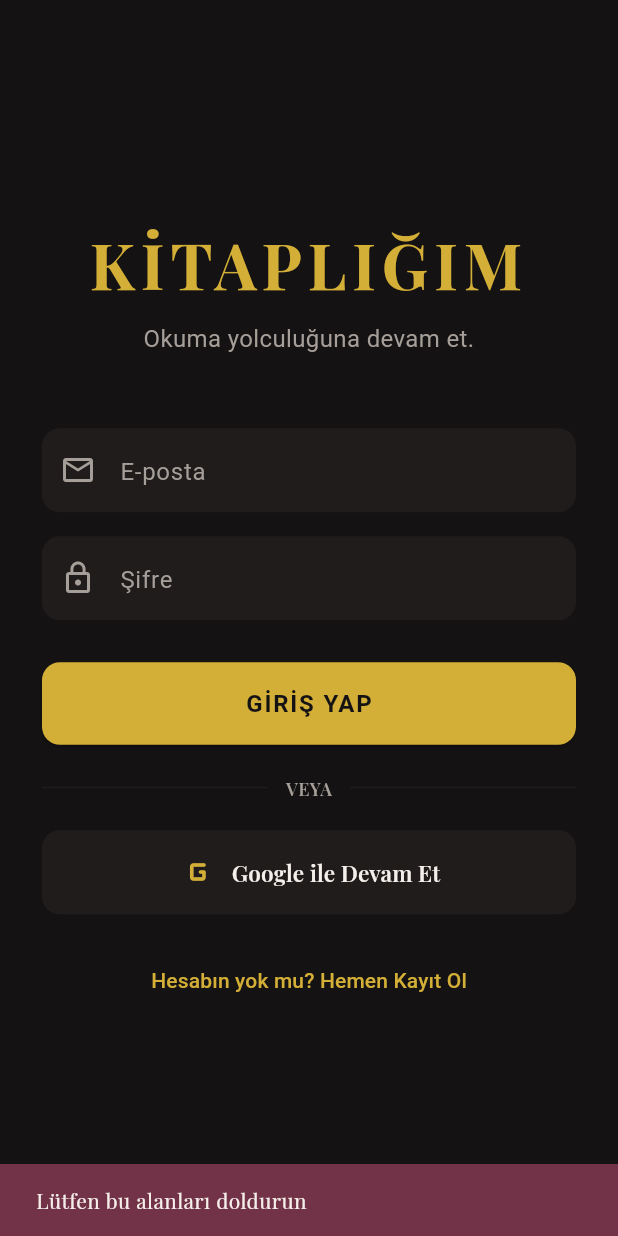
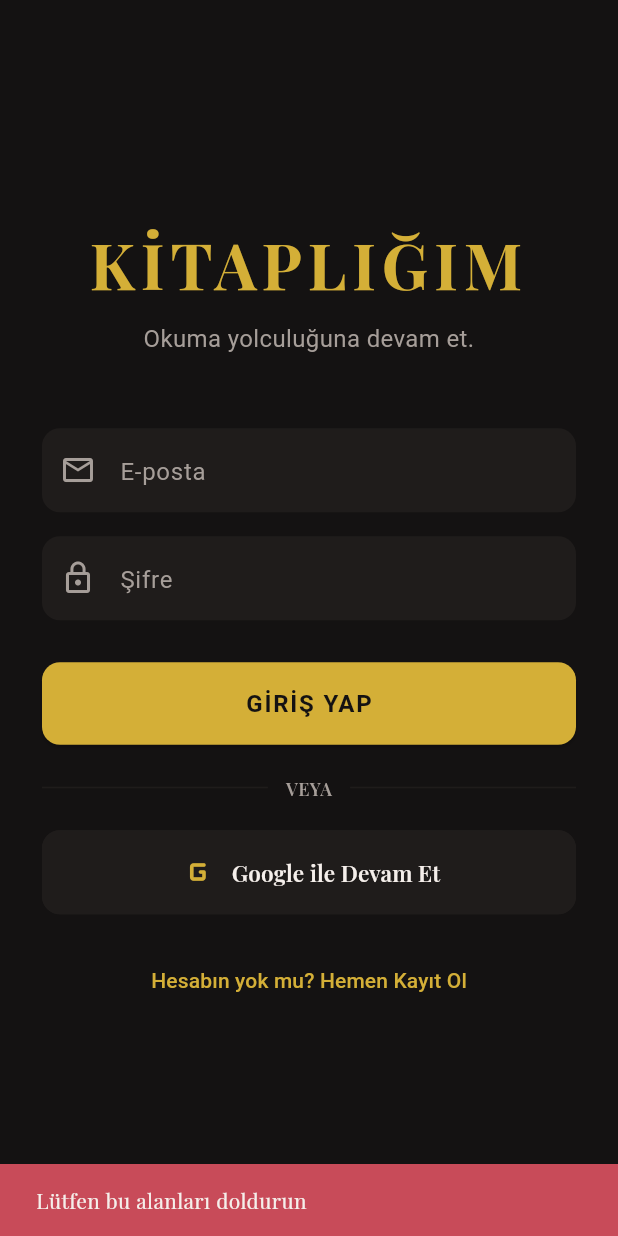
Before and after one commit to EsraYamanCode/book-tracker, a Flutter app: the screen it shows after launch, after a tap on "GİRİŞ YAP", on a phone screen of 412 x 824 dp. Run offline on Flutter 3.47's test engine with Material 3 defaults, Android fonts, the phone set to English and light mode, and no system bars; our stand-ins replace cached_network_image, equatable, flutter_bloc, flutter_heatmap_calendar, flutter_native_splash, flutter_secure_storage and 2 more; network calls fail.

Commit message:
refactor(theme): centralize color palette in AppTheme

```diff
--- a/mobile/lib/core/constants/app_theme.dart
+++ b/mobile/lib/core/constants/app_theme.dart
@@ -3,20 +3,40 @@ import 'package:google_fonts/google_fonts.dart';
 
 class AppTheme {
   static const Color background = Color(0xFF141212);
-  static const Color cardBackground = Color(0xFF1C1A16);     // Sıcak koyu fon
-  static const Color surface = Color(0xFF1F1C1B);        // Kart ve kutu arka planı
-  static const Color surfaceLight = Color(0xFF2B2726);   // İkincil yüzey
-  static const Color accentGold = Color(0xFFD4AF37);     // Altın sarısı vurgu
-  static const Color textPrimary = Color(0xFFF5EFEB);    // Ana metin
-  static const Color textSecondary = Color(0xFFA69E99);  // Soluk açıklama metni
+  static const Color cardBackground = Color(0xFF1B1714);
+  static const Color surface = Color(0xFF1F1C1B);
+  static const Color surfaceLight = Color(0xFF2B2726);
+  static const Color borderSubtle = Color(0xFF2B2620);
+
+  static const Color accentGold = Color(0xFFD4AF37);
+  static const Color accentGoldSoft = Color(0xFFD9A04A);
+  static const Color accentGoldDark = Color(0xFFB88030);
+  static const Color accentBronze = Color(0xFF5A4425);
+
+  static const Color accentGreen = Color(0xFF1B2E23);
+  static const Color accentGreenBorder = Color(0xFF2C4A38);
+  static const Color accentGreenText = Color(0xFF5BB982);
+  static const Color snackbarSuccess = Color(0xFF1B4D3E);
+
+  static const Color error = Color(0xFFC84B59);
+
+  static const Color textPrimary = Color(0xFFF5EFEB);
+  static const Color textSecondary = Color(0xFFA69E99);
+  static const Color textMuted = Color(0xFF8A8178);
 
   static const List<String> coverColors = [
-    '#723348', // Mürdüm
-    '#244D38', // Zeytin Yeşili
-    '#8C5E3C', // Sıcak Kahve
-    '#2C4251', // Gece Mavisi
-    '#B35446', // Kiremit
+    '#8C3B54',
+    '#2D6347',
+    '#A66D43',
+    '#37556B',
+    '#C75B4C',
   ];
+
+  static BoxDecoration get cardDecoration => BoxDecoration(
+    color: cardBackground,
+    borderRadius: BorderRadius.circular(16),
+    border: Border.all(color: borderSubtle, width: 1),
+  );
 
   static ThemeData get darkTheme {
     return ThemeData(
@@ -31,14 +51,41 @@ class AppTheme {
 
       colorScheme: const ColorScheme.dark(
         primary: accentGold,
+        secondary: accentGreen,
         surface: surface,
+        error: error,
+      ),
+
+      appBarTheme: const AppBarTheme(
+        backgroundColor: background,
+        elevation: 0,
+        centerTitle: true,
+        iconTheme: IconThemeData(color: textPrimary),
+        titleTextStyle: TextStyle(
+          color: textPrimary,
+          fontSize: 18,
+          fontWeight: FontWeight.w600,
+        ),
+      ),
+
+      bottomSheetTheme: const BottomSheetThemeData(
+        backgroundColor: cardBackground,
+        shape: RoundedRectangleBorder(
+          borderRadius: BorderRadius.vertical(top: Radius.circular(24)),
+        ),
       ),
 
       inputDecorationTheme: InputDecorationTheme(
         filled: true,
         fillColor: surface,
-        hintStyle: const TextStyle(color: textSecondary, fontFamily: 'sans-serif'),
-        contentPadding: const EdgeInsets.symmetric(horizontal: 18, vertical: 16),
+        hintStyle: const TextStyle(
+          color: textSecondary,
+          fontFamily: 'sans-serif',
+        ),
+        contentPadding: const EdgeInsets.symmetric(
+          horizontal: 18,
+          vertical: 16,
+        ),
         border: OutlineInputBorder(
           borderRadius: BorderRadius.circular(12),
           borderSide: BorderSide.none,
--- a/mobile/lib/core/utils/snackbar_utils.dart
+++ b/mobile/lib/core/utils/snackbar_utils.dart
@@ -5,7 +5,7 @@ extension SnackbarX on BuildContext {
   void showErrorSnack(String message) {
     ScaffoldMessenger.of(this).showSnackBar(
       SnackBar(
-        backgroundColor: const Color(0xFF723348),
+        backgroundColor: AppTheme.error,
         content: Text(message, style: const TextStyle(color: AppTheme.textPrimary)),
       ),
     );
@@ -13,7 +13,7 @@ extension SnackbarX on BuildContext {
 
   void showSuccessSnack(String message) {
     ScaffoldMessenger.of(this).showSnackBar(
-      SnackBar(backgroundColor: const Color(0xFF1B4D3E), content: Text(message)),
+      SnackBar(backgroundColor: AppTheme.snackbarSuccess, content: Text(message, style: const TextStyle(color: AppTheme.textPrimary))),
     );
   }
 }
--- a/mobile/lib/presentation/widgets/ambiance_frame.dart
+++ b/mobile/lib/presentation/widgets/ambiance_frame.dart
@@ -18,7 +18,7 @@ class AmbianceFrame extends StatelessWidget {
           width: double.infinity,
           margin: const EdgeInsets.symmetric(horizontal: 20, vertical: 8),
           decoration: BoxDecoration(
-            color: const Color(0xFF14110E), // Derin ahşap/gölge tonu
+            color: AppTheme.background,
             borderRadius: BorderRadius.circular(16),
             border: Border.all(
               color: AppTheme.accentGold.withOpacity(0.35),
@@ -79,7 +79,7 @@ class AmbianceFrame extends StatelessWidget {
             Text(
               'Okuma Ambiyansı Hazırlanıyor...',
               style: TextStyle(
-                color: const Color(0xFFEADBCE).withOpacity(0.5),
+                color: AppTheme.textPrimary.withOpacity(0.5),
                 fontSize: 12,
                 letterSpacing: 0.8,
                 fontStyle: FontStyle.italic,
--- a/mobile/lib/presentation/widgets/bookmark_button.dart
+++ b/mobile/lib/presentation/widgets/bookmark_button.dart
@@ -1,4 +1,5 @@
 import 'package:flutter/material.dart';
+import '../../core/constants/app_theme.dart';
 
 class BookmarkButton extends StatefulWidget {
   final VoidCallback onTap;
@@ -39,14 +40,14 @@ class _BookmarkButtonState extends State<BookmarkButton> {
               gradient: LinearGradient(
                 begin: Alignment.topCenter,
                 end: Alignment.bottomCenter,
-                colors: [Color(0xFFD9A04A), Color(0xFFB88030)],
+                colors: [AppTheme.accentGoldSoft, AppTheme.accentGoldDark],
               ),
             ),
             alignment: const Alignment(0, 0.5),
             child: const Icon(
               Icons.bar_chart_rounded,
               size: 19,
-              color: Color(0xFF1B1714),
+              color: AppTheme.cardBackground,
             ),
           ),
         ),
--- a/mobile/lib/presentation/widgets/save_session_dialog.dart
+++ b/mobile/lib/presentation/widgets/save_session_dialog.dart
@@ -38,7 +38,7 @@ class _SaveSessionDialogState extends State<SaveSessionDialog> {
       backgroundColor: AppTheme.surface,
       shape: RoundedRectangleBorder(
         borderRadius: BorderRadius.circular(18),
-        side: const BorderSide(color: Color(0xFF2B2620)),
+        side: const BorderSide(color: AppTheme.borderSubtle),
       ),
       child: Padding(
         padding: const EdgeInsets.all(22.0),
@@ -65,7 +65,7 @@ class _SaveSessionDialogState extends State<SaveSessionDialog> {
               decoration: BoxDecoration(
                 color: AppTheme.cardBackground,
                 borderRadius: BorderRadius.circular(10),
-                border: Border.all(color: const Color(0xFF2B2620)),
+                border: Border.all(color: AppTheme.borderSubtle),
               ),
               child: Text(
                 _formatDuration(widget.durationSeconds),
```
Also changed, not shown: mobile/lib/presentation/widgets/book_card.dart (+16 -16 lines), mobile/lib/presentation/widgets/delete_account_dialog.dart (+5 -5 lines), mobile/lib/presentation/widgets/timer_controls.dart (+8 -7 lines).
